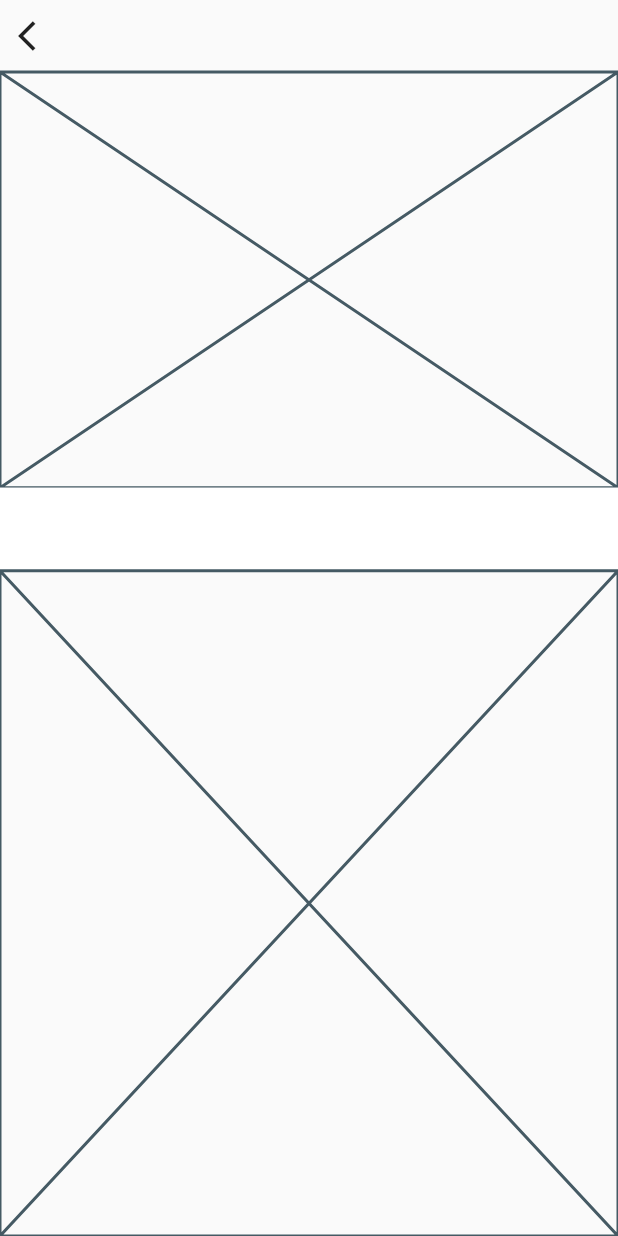
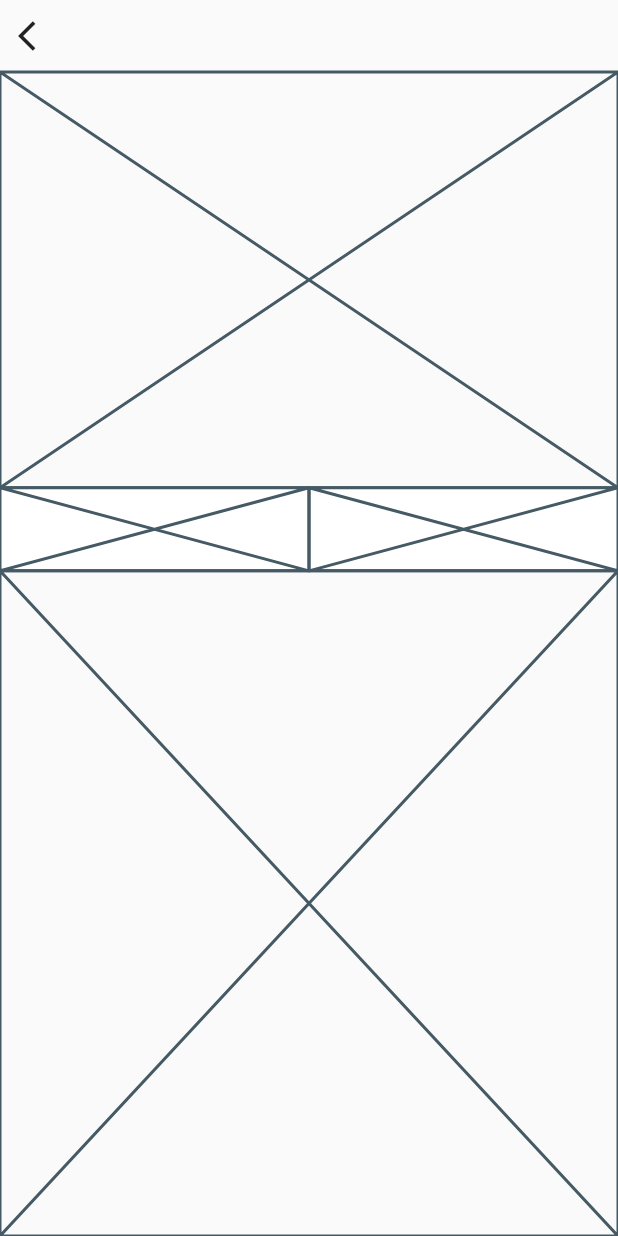
Before and after one commit to JAICHANGPARK/flutter_notebook_11th_story, a Flutter app: the IrysProfilePage screen opened directly, on a phone screen of 412 x 824 dp. Run offline on Flutter 3.47's test engine with Material 2 defaults, Android fonts, the phone set to English and light mode, and no system bars; our stand-ins replace backdrop, badges, flutter_inner_drawer, flutter_slidable, flutter_swiper, google_fonts; network calls fail.

Commit message:
Update irys_profile_page.dart

```diff
--- a/lib/ep727_irys_mobile_app/ui/irys_profile_page.dart
+++ b/lib/ep727_irys_mobile_app/ui/irys_profile_page.dart
@@ -7,6 +7,7 @@ class IrysProfilePage extends StatefulWidget {
 
 class _IrysProfilePageState extends State<IrysProfilePage> {
   int _tabIndex = 0;
+
   @override
   Widget build(BuildContext context) {
     return Scaffold(
@@ -14,17 +15,35 @@ class _IrysProfilePageState extends State<IrysProfilePage> {
         child: Column(
           crossAxisAlignment: CrossAxisAlignment.start,
           children: [
-            IconButton(onPressed: (){
-              Navigator.of(context).pop();
+            IconButton(
+                onPressed: () {
+                  Navigator.of(context).pop();
+                },
+                icon: Icon(Icons.arrow_back_ios)),
+            Expanded(
+              child: Placeholder(),
+              flex: 5,
+            ),
+            Expanded(
+              child: PhysicalModel(
+                child: Container(
+                  color: Colors.white,
+                  child: Row(
+                    children: [
+                      Expanded(child: Placeholder()),
+                      Expanded(child: Placeholder())
+                    ],
+                  ),
 
-            }, icon: Icon(Icons.arrow_back_ios)),
-            Expanded(child: Placeholder(), flex: 5,),
-            Expanded(child: PhysicalModel(child: Container(
-              color: Colors.white,
+                ),
+                color: Colors.grey[200]!,
+              ),
+              flex: 1,
             ),
-            color: Colors.grey[200]!,
-            ), flex: 1,),
-            Expanded(child: Placeholder(), flex: 8,),
+            Expanded(
+              child: Placeholder(),
+              flex: 8,
+            ),
           ],
         ),
       ),
```
